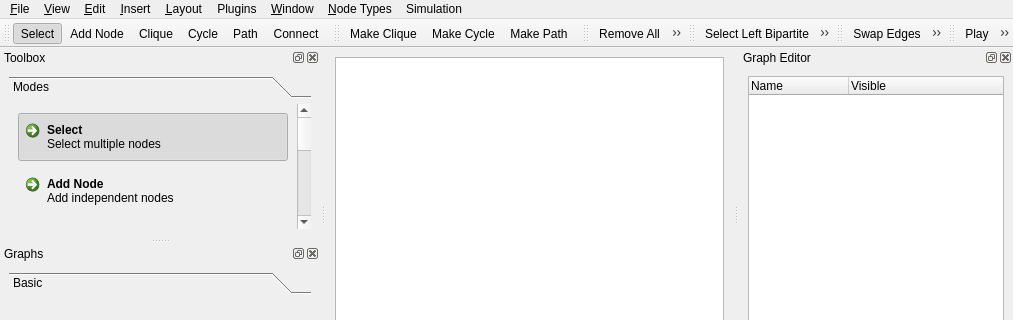
The window that Gui/GraphViewer.ui (matcom/simspider) describes before a commit, drawn with Qt 5; both pictures show x 0 to 1013 and y 0 to 320 of the 1013 by 560 pixel window.
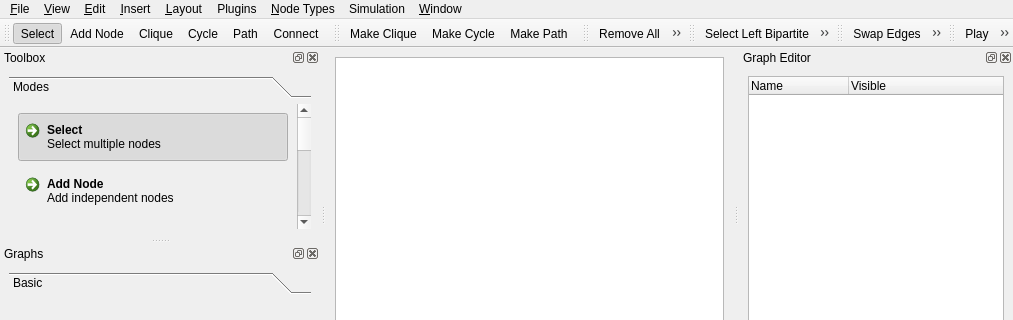
The same window after the commit. Icons and pictures are not drawn.

```diff
--- a/Gui/GraphViewer.ui
+++ b/Gui/GraphViewer.ui
@@ -174,9 +174,9 @@
    <addaction name="menuInsert"/>
    <addaction name="menu_Layout"/>
    <addaction name="menuPlugins"/>
-   <addaction name="menu_Window"/>
    <addaction name="menu_Node_Types"/>
    <addaction name="menuSimulation"/>
+   <addaction name="menu_Window"/>
   </widget>
   <widget class="QStatusBar" name="statusbar"/>
   <widget class="QDockWidget" name="toolBoxDock">
```
Left out of the diff: 8 changed lines with no effect on the pictures.
